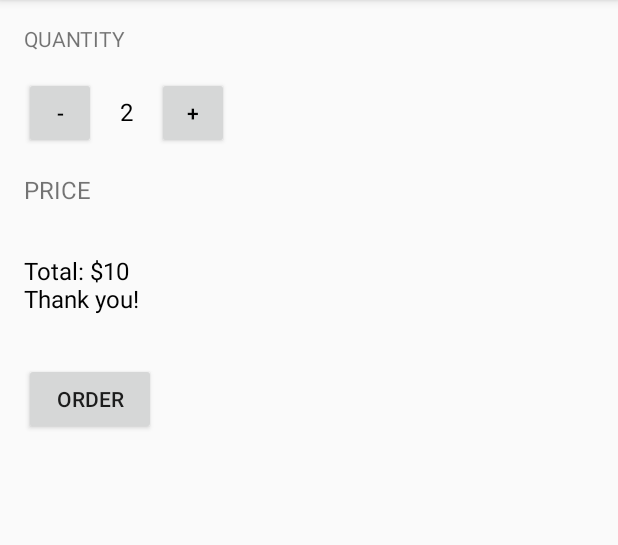
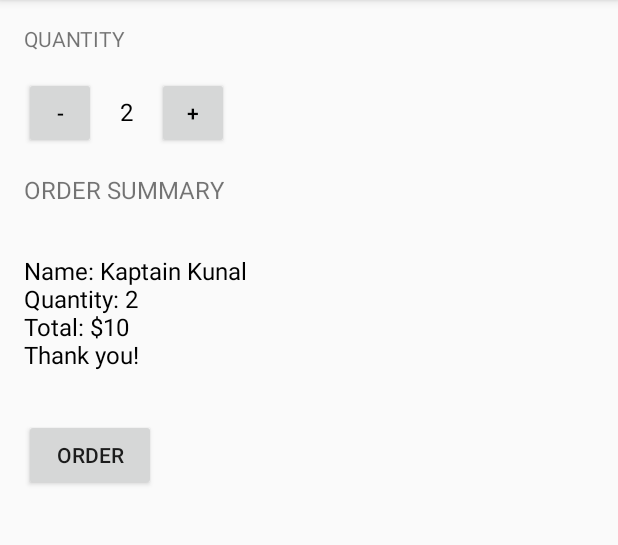
Before and after one commit to viditgupta92/AndroidStudioProjects, an Android app: the screen it shows after launch (MainActivity), after a tap on "ORDER", on a phone screen of 412 x 824 dp, the part 84-629 px from its top. Run offline under Robolectric (Android 15) with nearby library versions, the phone set to English and light mode, and no system bars.

Commit message:
Just Java modifications
Modified to add functionality in main activity code

```diff
--- a/JustJava/app/src/main/java/com/example/android/justjava/MainActivity.java
+++ b/JustJava/app/src/main/java/com/example/android/justjava/MainActivity.java
@@ -13,8 +13,6 @@ import android.os.Bundle;
 import android.support.v7.app.AppCompatActivity;
 import android.view.View;
 import android.widget.TextView;
-
-import java.text.NumberFormat;
 
 /**
  * This app displays an order form to order coffee.
@@ -34,24 +32,16 @@ public class MainActivity extends AppCompatActivity {
      */
     public void submitOrder(View view) {
         String greet = "Thank you!";
-        String message = "Total: $" + (quantity * 5) + "\n" + greet;
-        displayMessage(message);
+        int price = calculatePrice(quantity, 5);
+        displayMessage(createOrderSummary(price));
     }
 
     /**
      * This method displays the given quantity value on the screen.
      */
-    private void display(int number) {
+    private void displayQuantity(int numberOfCoffee) {
         TextView quantityTextView = (TextView) findViewById(R.id.quantity_text_view);
-        quantityTextView.setText("" + number);
-    }
-
-    /**
-     * This method displays the given price on the screen.
-     */
-    private void displayPrice(int number) {
-        TextView priceTextView = (TextView) findViewById(R.id.price_text_view);
-        priceTextView.setText(NumberFormat.getCurrencyInstance().format(number));
+        quantityTextView.setText("" + numberOfCoffee);
     }
 
     /**
@@ -59,7 +49,7 @@ public class MainActivity extends AppCompatActivity {
      */
     public void increment(View view){
         quantity = quantity + 1;
-        display(quantity);
+        displayQuantity(quantity);
     }
 
     /**
@@ -67,14 +57,35 @@ public class MainActivity extends AppCompatActivity {
      */
     public void decrement(View view){
         quantity = quantity - 1;
-        display(quantity);
+        displayQuantity(quantity);
     }
 
     /**
      * This method displays the given text on the screen.
      */
     private void displayMessage(String message) {
-        TextView priceTextView = (TextView) findViewById(R.id.price_text_view);
-        priceTextView.setText(message);
+        TextView orderSummaryTextView = (TextView) findViewById(R.id.order_summary_text_view);
+        orderSummaryTextView.setText(message);
+    }
+
+    /**
+     * Calculates the price of the order.
+     *
+     * @param quantity is the number of cups of coffee ordered
+     */
+    private int calculatePrice(int quantity, int cost) {
+        return quantity * cost;
+    }
+
+    /**
+     * Creates an order summary.
+     *
+     * @param price is the cost of coffee cups
+     * @return summary
+     */
+
+    private String createOrderSummary(int price)
+    {
+        return "Name: Kaptain Kunal\nQuantity: " + quantity + "\nTotal: $" + price + "\nThank you!";
     }
 }
--- a/JustJava/app/src/main/res/layout/activity_main.xml
+++ b/JustJava/app/src/main/res/layout/activity_main.xml
@@ -48,11 +48,12 @@
         android:layout_width="wrap_content"
         android:layout_height="wrap_content"
         android:layout_margin="16dp"
-        android:text="PRICE"
+        android:text="Order Summary"
+        android:textAllCaps="true"
         android:textSize="16sp" />
 
     <TextView
-        android:id="@+id/price_text_view"
+        android:id="@+id/order_summary_text_view"
         android:layout_width="wrap_content"
         android:layout_height="wrap_content"
         android:layout_margin="16dp"
--- a/JustJava/build.gradle
+++ b/JustJava/build.gradle
@@ -5,7 +5,7 @@ buildscript {
         jcenter()
     }
     dependencies {
-        classpath 'com.android.tools.build:gradle:2.3.2'
+        classpath 'com.android.tools.build:gradle:2.3.3'
 
         // NOTE: Do not place your application dependencies here; they belong
         // in the individual module build.gradle files
```
